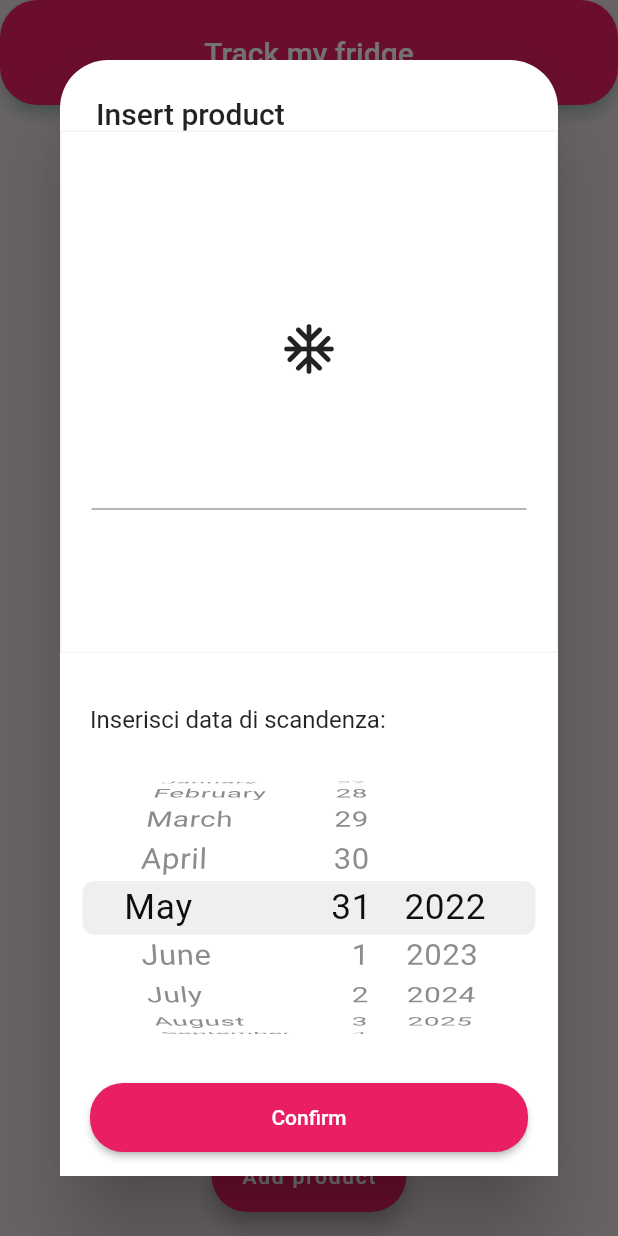
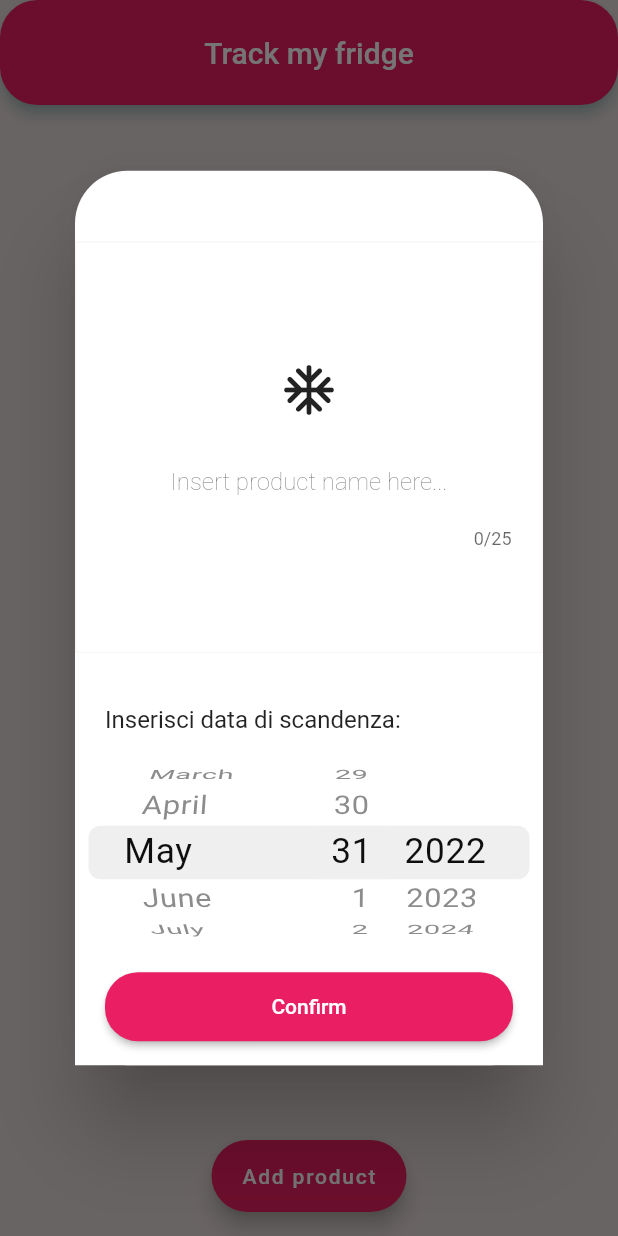
Before and after one commit to marraviglioso/Trackmyfridge, a Flutter app: the screen it shows after launch, after a tap on "Add product", on a phone screen of 412 x 824 dp. Run offline on Flutter 3.47's test engine with Material 2 defaults, Android fonts, the phone set to English and light mode, and no system bars; our stand-ins replace elegant_notification, objectbox; generated files the repository leaves out were written again.

Commit message:
1.1.0
Added toast notification, box colors and changed date format

```diff
--- a/lib/screens/add_product.dart
+++ b/lib/screens/add_product.dart
@@ -35,15 +35,18 @@ class _AddProductScreenState extends State<AddProductScreen> {
   @override
   Widget build(BuildContext context) {
     return Padding(
-      padding: const EdgeInsets.all(40.0),
+      padding: const EdgeInsets.all(50.0),
       child: AlertDialog(
         shape: const RoundedRectangleBorder(
-            borderRadius: BorderRadius.all(Radius.circular(32))),
-        title: const Text('Insert product'),
+          borderRadius: BorderRadius.all(
+            Radius.circular(35),
+          ),
+        ),
+        title: const Text(''),
         contentPadding: EdgeInsets.zero,
         insetPadding: EdgeInsets.zero,
         content: SizedBox(
-          height: MediaQuery.of(context).size.height,
+          height: MediaQuery.of(context).size.height / 1.5,
           width: MediaQuery.of(context).size.width,
           child: Column(
             mainAxisSize: MainAxisSize.min,
@@ -53,14 +56,14 @@ class _AddProductScreenState extends State<AddProductScreen> {
                 child: Container(
                   decoration: BoxDecoration(
                       color: Colors.white,
-                      border: Border.all(
-                          color: const Color.fromARGB(12, 12, 12, 12))),
+                      border:
+                          Border.all(color: Color.fromARGB(10, 109, 18, 18))),
                   child: Column(
                     mainAxisSize: MainAxisSize.min,
                     mainAxisAlignment: MainAxisAlignment.center,
                     children: [
                       const Padding(
-                        padding: EdgeInsets.symmetric(vertical: 30),
+                        padding: EdgeInsets.symmetric(vertical: 10),
                         child: Icon(
                           Icons.ac_unit_rounded,
                           size: 40,
@@ -71,10 +74,16 @@ class _AddProductScreenState extends State<AddProductScreen> {
                         child: TextField(
                           controller: textController,
                           textAlign: TextAlign.center,
+                          maxLength: 25,
                           style: const TextStyle(
-                              fontSize: 28, fontWeight: FontWeight.bold),
+                              fontSize: 26, fontWeight: FontWeight.w500),
                           decoration: const InputDecoration(
-                            hintText: '',
+                            border: InputBorder.none,
+                            hintText: 'Insert product name here...',
+                            hintStyle: TextStyle(
+                              fontSize: 16,
+                              fontWeight: FontWeight.w200,
+                            ),
                           ),
                         ),
                       ),
--- a/lib/screens/boxes.dart
+++ b/lib/screens/boxes.dart
@@ -1,6 +1,8 @@
-import 'package:date_count_down/date_count_down.dart';
+import 'package:elegant_notification/elegant_notification.dart';
+import 'package:elegant_notification/resources/arrays.dart';
 import 'package:flutter/material.dart';
 import 'package:intl/intl.dart';
+
 import 'package:trackmyfridge/models/categories.dart';
 import 'package:trackmyfridge/objectbox.g.dart';
 import 'package:trackmyfridge/screens/add_product.dart';
@@ -73,9 +75,30 @@ class _HomeScreenState extends State<HomeScreen> {
           'Track my fridge',
         ),
       ),
-      body: _groups.isEmpty
-          ? const Center(
-              child: Text('There are no products'),
+      body: Padding(
+        padding: const EdgeInsets.only(top: 18.0),
+        child: _groups.isEmpty
+            ? Column(
+                mainAxisAlignment: MainAxisAlignment.center,
+                mainAxisSize: MainAxisSize.max,
+                crossAxisAlignment: CrossAxisAlignment.center,
+                children: const [
+                  SizedBox(
+                    height: 280,
+                    child: Image(
+                      image: AssetImage('assets/fridge.png'),
+                    ),
+                  ),
+                  Padding(
+                    padding: EdgeInsets.only(top: 38.0),
+                    child: Center(
+                      child: Text(
+                        'There are no products.',
+                        style: TextStyle(fontSize: 25),
+                      ),
+                    ),
+                  ),
+                ],
               )
             : GridView.builder(
                 gridDelegate: const SliverGridDelegateWithFixedCrossAxisCount(
@@ -88,11 +111,27 @@ class _HomeScreenState extends State<HomeScreen> {
                     onPressed: () {
                       setState(() {
                         _onDelete(product);
+                        ElegantNotification(
+                          enableShadow: false,
+                          showProgressIndicator: false,
+                          radius: 25,
+                          notificationPosition: NOTIFICATION_POSITION.bottom,
+                          toastDuration: const Duration(milliseconds: 4500),
+                          title: const Text('Deleted!'),
+                          description:
+                              Text(product.name + " has been deleted."),
+                          icon: const Icon(
+                            Icons.delete_forever_rounded,
+                            color: Colors.red,
+                          ),
+                          progressIndicatorColor: Colors.red,
+                        ).show(context);
                       });
                     },
                     product: product,
                   );
                 },
+              ),
       ),
       floatingActionButtonLocation: FloatingActionButtonLocation.centerFloat,
       floatingActionButton: FloatingActionButton.extended(
@@ -119,18 +158,37 @@ class _CardProductItem extends StatelessWidget {
     DateTime endDate = product.selectedDate;
     String formattedDate = DateFormat('dd-MM-yyyy').format(endDate);
 
+    int daysBetween(DateTime from, DateTime to) {
+      from = DateTime(from.year, from.month, from.day);
+      to = DateTime(to.year, to.month, to.day);
+      return (to.difference(from).inHours / 24).round();
+    }
+
+    final today = DateTime.now();
+    final difference = daysBetween(today, endDate);
+
     return Padding(
       padding: const EdgeInsets.all(6.0),
       child: InkWell(
         onLongPress: onPressed,
         child: Container(
           decoration: BoxDecoration(
-            border: Border.all(color: const Color(0xFFF4CFDF)),
-            color: const Color(0xFFEB96AA).withOpacity(0.7),
+            border: Border.all(
+              color: difference <= 0
+                  ? const Color.fromARGB(255, 209, 171, 168)
+                  : const Color.fromARGB(255, 129, 167, 130),
+            ),
+            color: difference <= 0
+                ? const Color.fromARGB(255, 235, 207, 228)
+                : const Color.fromARGB(255, 200, 233, 220),
             borderRadius: const BorderRadius.all(Radius.circular(15)),
           ),
+          child: Container(
+            margin: const EdgeInsets.only(left: 10, right: 10),
             child: Column(
-            mainAxisAlignment: MainAxisAlignment.start,
+              mainAxisAlignment: MainAxisAlignment.center,
+              mainAxisSize: MainAxisSize.max,
+              crossAxisAlignment: CrossAxisAlignment.center,
               children: [
                 Padding(
                   padding: const EdgeInsets.symmetric(vertical: 14.0),
@@ -163,18 +221,16 @@ class _CardProductItem extends StatelessWidget {
                 ),
                 Padding(
                   padding: const EdgeInsets.symmetric(vertical: 10.0),
-                child: CountDownText(
-                  showLabel: true,
-                  longDateName: true,
-                  due: endDate,
-                  finishedText: 'Prodotto scaduto!',
-                  style: const TextStyle(color: Colors.black),
+                  child: Text(
+                    'Giorni rimanenti: ' + difference.toString(),
+                    style: const TextStyle(fontSize: 18),
                   ),
                 ),
               ],
             ),
           ),
         ),
+      ),
     );
   }
 }
--- a/pubspec.yaml
+++ b/pubspec.yaml
@@ -41,6 +41,7 @@ dependencies:
   build_runner: ^2.1.11
   date_format: ^2.0.6
   intl: ^0.17.0
+  elegant_notification: ^1.5.2
 
 dev_dependencies:
   flutter_test:
@@ -65,9 +66,8 @@ flutter:
   uses-material-design: true
 
   # To add assets to your application, add an assets section, like this:
-  # assets:
-  #   - images/a_dot_burr.jpeg
-  #   - images/a_dot_ham.jpeg
+  assets:
+    - assets/
 
   # An image asset can refer to one or more resolution-specific "variants", see
   # https://flutter.dev/assets-and-images/#resolution-aware.
```
Also changed, not shown: assets/fridge.png (added). Lines whose indentation alone changed are shown as unchanged.
